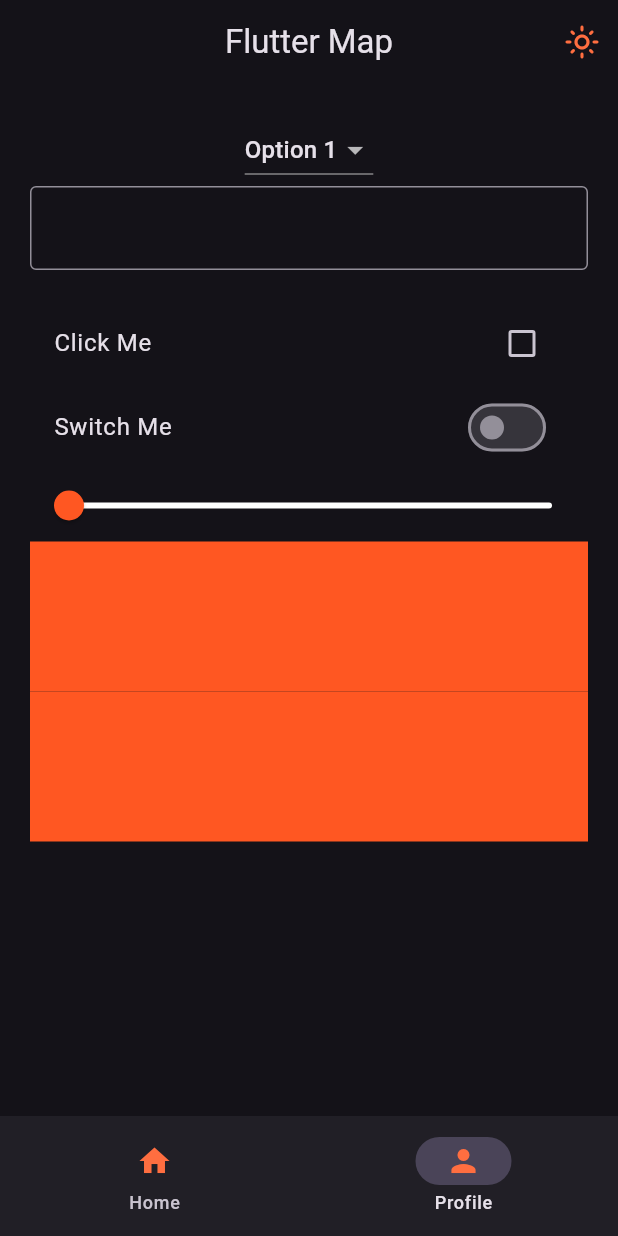
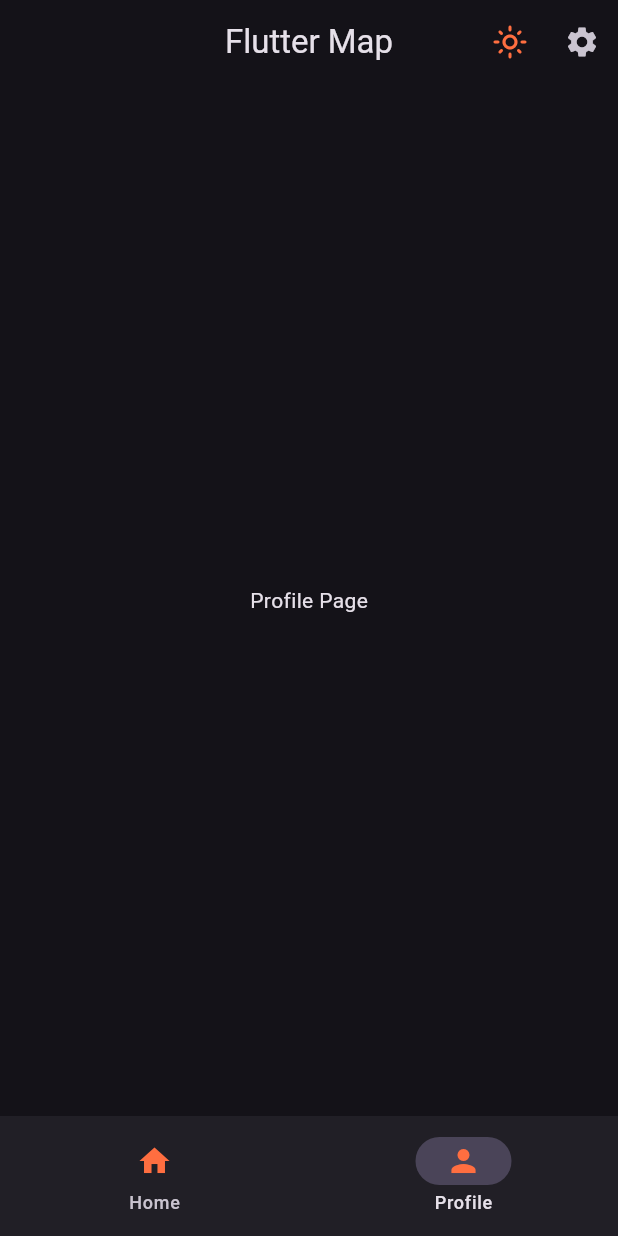
Before and after one commit to roya-zadran/flutterapp, a Flutter app: the screen it shows after launch, item 2 of the bottom bar chosen, on a phone screen of 412 x 824 dp. Run offline on Flutter 3.47's test engine with Material 3 defaults, Android fonts, the phone set to English and light mode, and no system bars.

```diff
--- a/lib/views/pages/profile_page.dart
+++ b/lib/views/pages/profile_page.dart
@@ -1,104 +1,10 @@
 import 'package:flutter/material.dart';
 
-class ProfilePage extends StatefulWidget {
+class ProfilePage extends StatelessWidget {
   const ProfilePage({super.key});
 
   @override
-  State<ProfilePage> createState() => _ProfilePageState();
-}
-
-class _ProfilePageState extends State<ProfilePage> {
-  TextEditingController controller = TextEditingController();
-  bool? isChecked = false;
-  bool isSwitched = false;
-  double sliderValue = 0.0;
-String? SelectedItem = "e1";
-
-  @override
   Widget build(BuildContext context) {
-    return SingleChildScrollView(
-      child: Padding(
-        padding: const EdgeInsets.all(20),
-        child: Column(
-          children: [
-           DropdownButton(
-             value: SelectedItem,
-             items: [
-             DropdownMenuItem(child: Text('Option 1'), value: "e1",),
-             DropdownMenuItem(child: Text('Option 2'), value: "e2",),
-             DropdownMenuItem(child: Text('Option 3'), value: "e3",),
-           ], onChanged: ( value) {
-               setState(() {
-                 SelectedItem = value;
-               });
-
-           },),
-            TextField(
-              decoration: InputDecoration(border: OutlineInputBorder()),
-              controller: controller,
-              onEditingComplete: () {
-                setState(() {});
-              },
-            ),
-            Text(controller.text),
-            CheckboxListTile.adaptive(
-              title: Text("Click Me"),
-              value: isChecked,
-              onChanged: (value) {
-                setState(() {
-                  isChecked = value;
-                });
-              },
-              tristate: true,
-            ),
-            //.adaptive = makes the widget ios
-            SwitchListTile.adaptive(
-              activeThumbColor: Colors.deepOrangeAccent,
-              title: Text("Switch Me"),
-              value: isSwitched,
-              onChanged: (value) {
-                setState(() {
-                  isSwitched = value;
-                });
-              },
-            ),
-            Slider.adaptive(
-              inactiveColor: Colors.white,
-              thumbColor: Colors.deepOrange,
-              activeColor: Colors.deepOrangeAccent,
-              value: sliderValue,
-              onChanged: (value) {
-                setState(() {
-                  sliderValue = value;
-                });
-                print(sliderValue);
-              },
-              max: 100,
-              divisions: 100,
-            ),
-            InkWell(
-              onTap: () {
-                print("It is clicked InkWell");
-              },
-              child: Container(
-                height: 100,
-                width: double.infinity,
-                color: Colors.deepOrange,
-              ),
-            ),
-            GestureDetector(
-              onTap: () {
-                print("It is clicked GestureDetector");
-              },
-              child: Container(
-                height: 100,
-                width: double.infinity,
-                color: Colors.deepOrange,
-              ),
-            ),
-          ],
-        ),
-      ),
-    );
+    return Center(child: Text("Profile Page"));
   }
 }
--- a/lib/views/widgets/widget_tree.dart
+++ b/lib/views/widgets/widget_tree.dart
@@ -2,6 +2,7 @@ import 'package:flutter/material.dart';
 import 'package:flutterapp/views/pages/home_page.dart';
 import 'package:flutterapp/views/pages/profile_page.dart';
 import 'package:flutterapp/data/notifiers.dart';
+import 'package:flutterapp/views/pages/settings_page.dart';
 
 import 'navbar_widget.dart' show NavbarWidget;
 
@@ -24,10 +25,26 @@ class WidgetTree extends StatelessWidget {
                   isDarkModeNotifier.value = !isDarkModeNotifier.value;
                 },
                 icon: isDarkMode == true
-                    ? Icon(Icons.light_mode_outlined, color: Colors.deepOrangeAccent)
-                    : Icon(Icons.dark_mode, color: Colors.orangeAccent,),
+                    ? Icon(
+                        Icons.light_mode_outlined,
+                        color: Colors.deepOrangeAccent,
+                      )
+                    : Icon(Icons.dark_mode, color: Colors.orangeAccent),
               );
             },
+          ),
+          IconButton(
+            onPressed: () {
+              Navigator.push(
+                context,
+                MaterialPageRoute(
+                  builder: (context) {
+                    return SettingsPage();
+                  },
+                ),
+              );
+            },
+            icon: Icon(Icons.settings),
           ),
         ],
         title: Text("Flutter Map"),
```
Also changed, not shown: lib/views/pages/settings_page.dart (added, +116 -0 lines), 37 other files.
